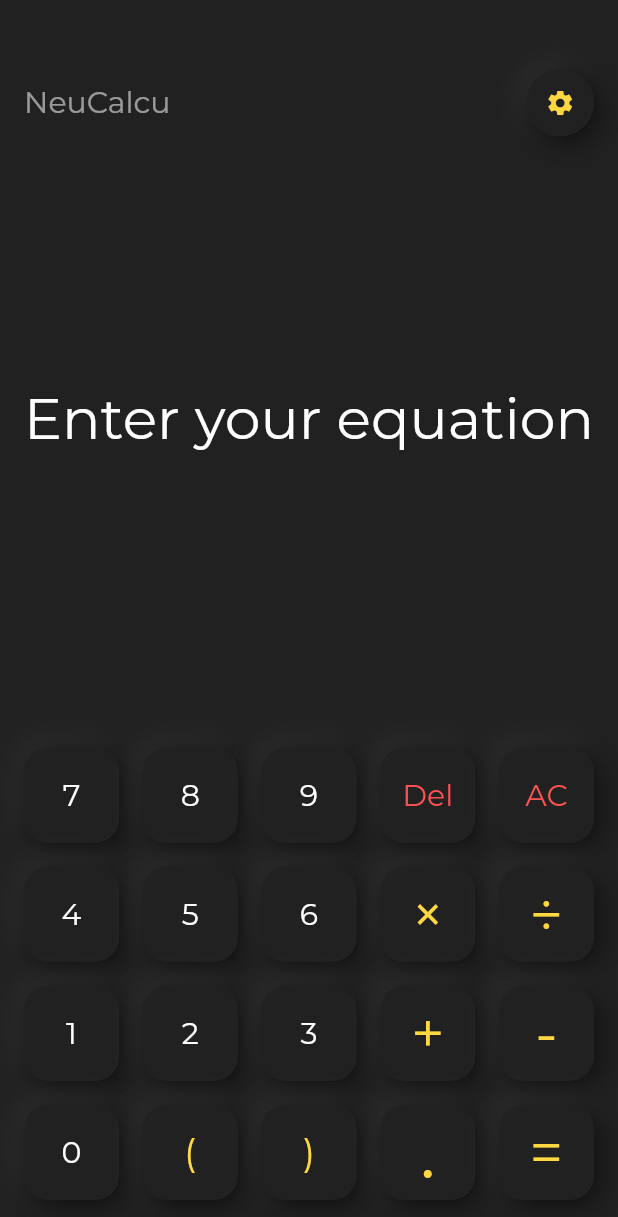
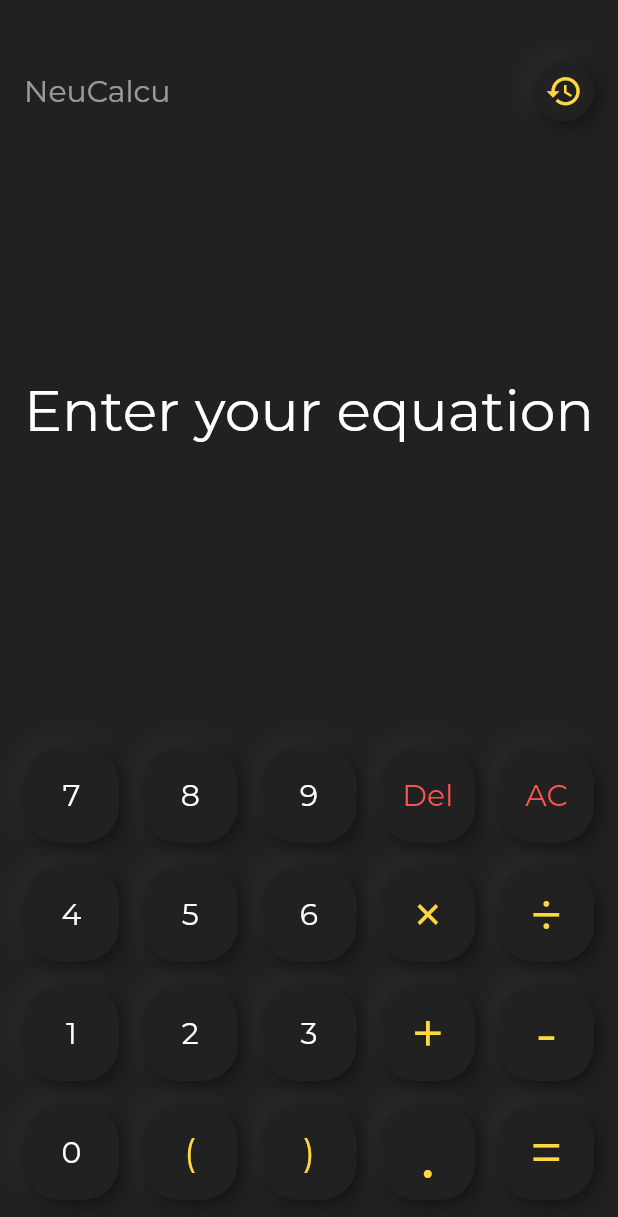
Before and after one commit to luhluh-17/flutter-neucalcu, a Flutter app: the screen it shows after launch, on a phone screen of 412 x 824 dp. Shown: the top 1217 px of the screen. Run offline on Flutter 3.47's test engine with Material 2 defaults, Android fonts, the phone set to English and light mode, and no system bars; our stand-ins replace flutter_money_formatter, google_fonts, hive, math_expressions; accounts and stored records are empty; generated files the repository leaves out were written again.

```diff
--- a/lib/main.dart
+++ b/lib/main.dart
@@ -1,10 +1,19 @@
 import 'package:flutter/material.dart';
 import 'package:google_fonts/google_fonts.dart';
+import 'package:hive/hive.dart';
+import 'package:neucalcu/models/record.dart';
 import 'package:neucalcu/pages/calculator_page.dart';
+import 'package:neucalcu/pages/records_page.dart';
 import 'package:neucalcu/providers/calculate.dart';
+import 'package:path_provider/path_provider.dart' as path;
 import 'package:provider/provider.dart';
 
-void main() {
+void main() async {
+  WidgetsFlutterBinding.ensureInitialized();
+  final appDirectory = await path.getApplicationDocumentsDirectory();
+  Hive.init(appDirectory.path);
+  Hive.registerAdapter<Record>(RecordAdapter());
+  await Hive.openBox<Record>('records');
   runApp(
     MultiProvider(
       providers: [
@@ -25,7 +34,11 @@ class MyApp extends StatelessWidget {
         textTheme: GoogleFonts.montserratTextTheme(Theme.of(context).textTheme),
         visualDensity: VisualDensity.adaptivePlatformDensity,
       ),
-      home: CalculatorPage(),
+      initialRoute: CalculatorPage.id,
+      routes: {
+        CalculatorPage.id : (context) => CalculatorPage(),
+        RecordsPage.id : (context) => RecordsPage(),
+      },
     );
   }
 }
--- /dev/null
+++ b/lib/models/record.dart
@@ -0,0 +1,15 @@
+import 'package:hive/hive.dart';
+
+part 'record.g.dart';
+
+@HiveType(typeId: 0)
+class Record {
+  @HiveField(0)
+  final String answer;
+  @HiveField(1)
+  final String equation;
+  @HiveField(2)
+  final String date;
+
+  Record({this.answer, this.equation, this.date});
+}
--- a/lib/pages/calculator_page.dart
+++ b/lib/pages/calculator_page.dart
@@ -1,28 +1,37 @@
 import 'package:flutter/material.dart';
 import 'package:flutter/services.dart';
+import 'package:hive/hive.dart';
+import 'package:neucalcu/models/record.dart';
+import 'package:neucalcu/pages/records_page.dart';
 import 'package:neucalcu/widgets/button_container.dart';
 import 'package:neucalcu/widgets/custom_icon_button.dart';
 import 'package:neucalcu/widgets/display_screen.dart';
 import 'package:neucalcu/themes/colors.dart';
 import 'package:neucalcu/themes/dimensions.dart';
 
-class CalculatorPage extends StatelessWidget {
+class CalculatorPage extends StatefulWidget {
+  static const String id = '/calculator';
+
+  @override
+  _CalculatorPageState createState() => _CalculatorPageState();
+}
+
+class _CalculatorPageState extends State<CalculatorPage> {
   @override
   Widget build(BuildContext context) {
-    const double _padding = 16.0;
-
     return AnnotatedRegion<SystemUiOverlayStyle>(
       value: SystemUiOverlayStyle.light.copyWith(
         statusBarColor: Colors.transparent,
+        systemNavigationBarColor: AppColors.darkShadow
       ),
       child: Material(
         color: AppColors.baseColor,
         child: Padding(
-          padding: EdgeInsets.all(_padding),
+          padding: EdgeInsets.all(16.0),
           child: Column(
             crossAxisAlignment: CrossAxisAlignment.end,
             children: <Widget>[
-              SizedBox(height: 30.0),
+              SizedBox(height: 25.0),
               Row(
                 mainAxisAlignment: MainAxisAlignment.spaceBetween,
                 crossAxisAlignment: CrossAxisAlignment.center,
@@ -34,8 +43,14 @@ class CalculatorPage extends StatelessWidget {
                       fontSize: sizeSubHead2,
                     ),
                   ),
-                  CustomIconButton(
-                    icon: Icon(Icons.settings),
+                  Hero(
+                    tag: 'iconButton',
+                    child: CustomIconButton(
+                      Icons.history,
+                      size: 25.0,
+                      onPressed: () =>
+                          Navigator.pushNamed(context, RecordsPage.id),
+                    ),
                   ),
                 ],
               ),
@@ -49,4 +64,12 @@ class CalculatorPage extends StatelessWidget {
       ),
     );
   }
+
+  @override
+  void dispose() {
+    Hive.box<Record>('records')
+      ..compact()
+      ..close();
+    super.dispose();
+  }
 }
--- a/lib/themes/shadows.dart
+++ b/lib/themes/shadows.dart
@@ -3,7 +3,11 @@ import 'package:neucalcu/widgets/concave_decoration.dart';
 
 import 'colors.dart';
 
-ConcaveDecoration getInnerShadow({double radius = 16.0}) {
+const double _radius = 24.0;
+const double _blurRadius = 12.0;
+const Offset _offset = Offset(2, 2);
+
+ConcaveDecoration getInnerShadow({double radius = _radius}) {
   return ConcaveDecoration(
     shape: RoundedRectangleBorder(
       borderRadius: BorderRadius.circular(radius),
@@ -13,19 +17,19 @@ ConcaveDecoration getInnerShadow({double radius = 16.0}) {
   );
 }
 
-BoxDecoration getOuterShadow({double radius = 16.0}) {
+BoxDecoration getOuterShadow({double radius = _radius}) {
   return BoxDecoration(
     borderRadius: BorderRadius.circular(radius),
     color: AppColors.baseColor,
     boxShadow: [
       BoxShadow(
-        blurRadius: 15,
-        offset: -Offset(3, 3),
+        blurRadius: _blurRadius,
+        offset: -_offset,
         color: AppColors.lightShadow,
       ),
       BoxShadow(
-        blurRadius: 15,
-        offset: Offset(3, 3),
+        blurRadius: _blurRadius,
+        offset: _offset,
         color: AppColors.darkShadow,
       ),
     ],
--- a/lib/widgets/custom_icon_button.dart
+++ b/lib/widgets/custom_icon_button.dart
@@ -2,19 +2,14 @@ import 'package:flutter/material.dart';
 import 'package:neucalcu/themes/colors.dart';
 import 'package:neucalcu/themes/shadows.dart';
 
-class CustomIconButton extends StatefulWidget {
-  final Icon icon;
+class CustomIconButton extends StatelessWidget {
+  final IconData icon;
+  final double size;
+  final Function onPressed;
 
-  CustomIconButton({this.icon});
+  CustomIconButton(this.icon, {this.size = 20.0, @required this.onPressed});
 
-  @override
-  _CustomIconButtonState createState() => _CustomIconButtonState();
-}
-
-class _CustomIconButtonState extends State<CustomIconButton> {
-  bool _isPressed = false;
-  double _buttonSize = 45.0;
-  double _iconSize = 20.0;
+  static const double _buttonSize = 40.0;
 
   @override
   Widget build(BuildContext context) {
@@ -22,25 +17,17 @@ class _CustomIconButtonState extends State<CustomIconButton> {
       height: _buttonSize,
       width: _buttonSize,
       child: Listener(
-        onPointerDown: (event) {
-          setState(() => _isPressed = true);
-        },
-        onPointerUp: (event) {
-          setState(() => _isPressed = false);
-        },
+        onPointerDown: (event) => onPressed(),
         child: Stack(
           children: <Widget>[
-            AnimatedContainer(
-              duration: Duration(milliseconds: 100),
-              decoration: _isPressed
-                  ? getInnerShadow(radius: 25.0)
-                  : getOuterShadow(radius: 25.0),
+            Container(
+              decoration: getOuterShadow(radius: 25.0),
             ),
             Center(
               child: Icon(
-                Icons.settings,
+                icon,
                 color: AppColors.accent,
-                size: _iconSize,
+                size: size,
               ),
             ),
           ],
```
Also changed, not shown: lib/pages/records_page.dart (added, +64 -0 lines), lib/providers/calculate.dart (+26 -7 lines), pubspec.yaml (+8 -1 lines), lib/models/record.g.dart (added), pubspec.lock.
